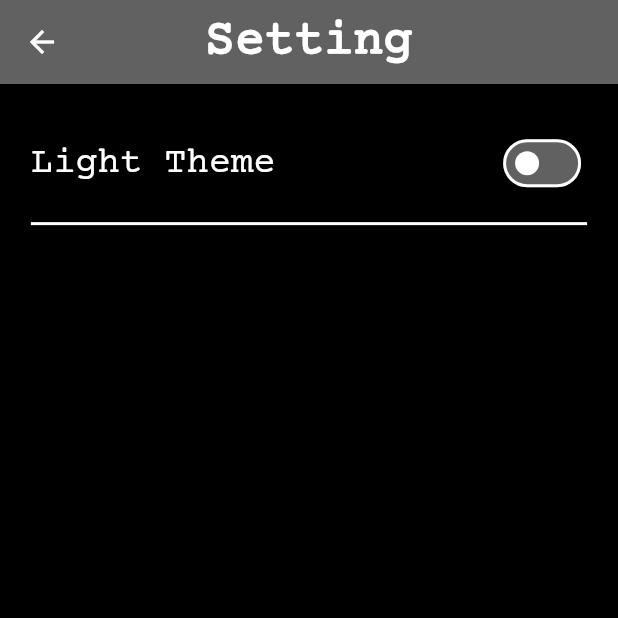
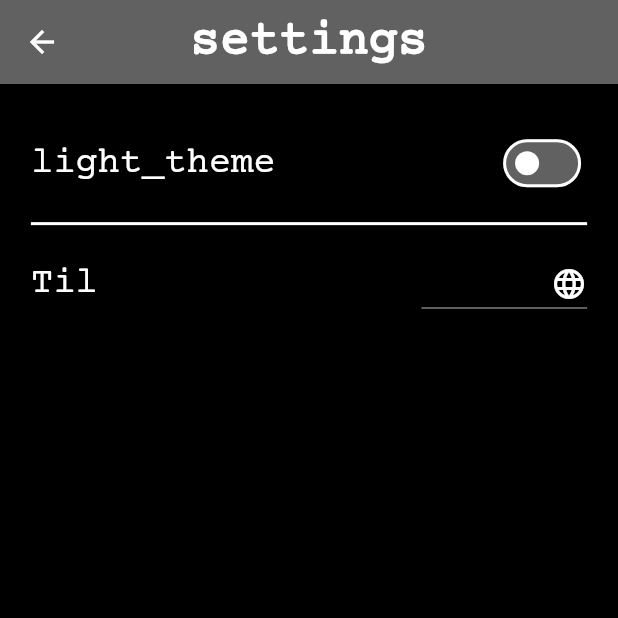
Before and after one commit to alisheraxmedov/Notes, a Flutter app: the screen it shows after launch, after a tap on the "settings" icon, on a phone screen of 412 x 824 dp, the top half of it. Run offline on Flutter 3.47's test engine with Material 3 defaults, Android fonts, the phone set to English and light mode, and no system bars; our stand-ins replace easy_localization, flutter_local_notifications, get, get_storage, lottie, timezone.

Commit message:
perf(theme): optimize theme switching using Get.changeThemeMode

```diff
--- a/lib/features/settings/controller/settings_controller.dart
+++ b/lib/features/settings/controller/settings_controller.dart
@@ -1,3 +1,4 @@
+import 'package:flutter/material.dart';
 import 'package:get/get.dart';
 import 'package:get_storage/get_storage.dart';
 
@@ -14,5 +15,11 @@ class SettingsController extends GetxController {
   void changeTheme(bool value) {
     isLight.value = value;
     _box.write('isLight', isLight.value);
+
+    // Use GetX native theme switching for better performance
+    Get.changeThemeMode(value ? ThemeMode.light : ThemeMode.dark);
+
+    // Also force update UI to ensure colors apply instantly
+    Get.forceAppUpdate();
   }
 }
--- a/lib/features/settings/view/settings_view.dart
+++ b/lib/features/settings/view/settings_view.dart
@@ -1,5 +1,6 @@
+import 'package:easy_localization/easy_localization.dart';
 import 'package:flutter/material.dart';
-import 'package:get/get.dart';
+import 'package:get/get.dart' hide Trans;
 import 'package:notes/core/widgets/text.dart';
 import 'package:notes/features/settings/controller/settings_controller.dart';
 
@@ -21,8 +22,7 @@ class _SettingScreenState extends State<SettingScreen> {
       appBar: AppBar(
         title: TextWidget(
           width: width,
-          text: "Setting",
-          // text: LocaleKeys.setting.tr(),
+          text: "settings".tr(),
           fontSize: width * 0.08,
           fontWeight: FontWeight.bold,
           textColor: Theme.of(context).colorScheme.onPrimary,
@@ -45,7 +45,7 @@ class _SettingScreenState extends State<SettingScreen> {
                   children: [
                     TextWidget(
                       width: width,
-                      text: "Light Theme",
+                      text: "light_theme".tr(),
                       fontSize: width * 0.06,
                       textColor: Theme.of(context).colorScheme.secondary,
                     ),
@@ -55,7 +55,8 @@ class _SettingScreenState extends State<SettingScreen> {
                         onChanged: (bool value) {
                           settingsController.changeTheme(value);
                         },
-                        activeThumbColor: Theme.of(context).colorScheme.secondary,
+                        activeThumbColor:
+                            Theme.of(context).colorScheme.secondary,
                       ),
                     ),
                   ],
@@ -64,72 +65,50 @@ class _SettingScreenState extends State<SettingScreen> {
               const Divider(
                 thickness: 2,
               ),
-              // // Language Selection
-              // Padding(
-              //   padding: EdgeInsets.symmetric(vertical: width * 0.02),
-              //   child: Row(
-              //     mainAxisAlignment: MainAxisAlignment.spaceBetween,
-              //     children: [
-              //       TextWidget(
-              //         width: width,
-              //         text: "Language",
-              //         fontSize: width * 0.06,
-              //         textColor: Theme.of(context).colorScheme.secondary,
-              //       ),
-              //       DropdownButton<String>(
-              //         dropdownColor: Theme.of(context).colorScheme.secondary,
-              //         elevation: 0,
-              //         icon: Icon(
-              //           Icons.language,
-              //           color: Theme.of(context).colorScheme.secondary,
-              //         ),
-              //         items: <String>['English', 'Uzbek', 'Russian']
-              //             .map((String value) {
-              //           return DropdownMenuItem<String>(
-              //             value: value,
-              //             child: TextWidget(
-              //               width: width,
-              //               text: value,
-              //               fontSize: width * 0.05,
-              //             ),
-              //           );
-              //         }).toList(),
-              //         onChanged: (String? newValue) {
-              //           // themeController.changeLanguage(newValue!);
-              //         },
-              //       ),
-              //     ],
-              //   ),
-              // ),
-              // const Divider(
-              //   thickness: 2,
-              // ),
-              // Padding(
-              //   padding: EdgeInsets.symmetric(vertical: width * 0.02),
-              //   child: Row(
-              //     mainAxisAlignment: MainAxisAlignment.spaceBetween,
-              //     children: [
-              //       TextWidget(
-              //         width: width,
-              //         text: "Enable Notifications",
-              //         fontSize: width * 0.06,
-              //         textColor: Theme.of(context).colorScheme.secondary,
-              //       ),
-              // Obx(
-              //   () => Switch(
-              //     // value: themeController.notificationsEnabled.value,
-              //     value: true,
-              //     onChanged: (bool value) {
-              //       // themeController.toggleNotifications(value);
-              //     },
-              //   ),
-              // ),
-              //     ],
-              //   ),
-              // ),
-              // const Divider(
-              //   thickness: 2,
-              // ),
+              // Language Selection
+              Padding(
+                padding: EdgeInsets.symmetric(vertical: width * 0.02),
+                child: Row(
+                  mainAxisAlignment: MainAxisAlignment.spaceBetween,
+                  children: [
+                    TextWidget(
+                      width: width,
+                      text: "language".tr(),
+                      fontSize: width * 0.06,
+                      textColor: Theme.of(context).colorScheme.secondary,
+                    ),
+                    DropdownButton<Locale>(
+                      dropdownColor: Theme.of(context).colorScheme.secondary,
+                      elevation: 0,
+                      value: context.locale,
+                      icon: Icon(
+                        Icons.language,
+                        color: Theme.of(context).colorScheme.secondary,
+                      ),
+                      items: context.supportedLocales.map((Locale locale) {
+                        String name = "";
+                        if (locale.languageCode == 'en') name = "English";
+                        if (locale.languageCode == 'ru') name = "Русский";
+                        if (locale.languageCode == 'uz') name = "O'zbek";
+                        return DropdownMenuItem<Locale>(
+                          value: locale,
+                          child: TextWidget(
+                            width: width,
+                            text: name,
+                            fontSize: width * 0.05,
+                          ),
+                        );
+                      }).toList(),
+                      onChanged: (Locale? newLocale) {
+                        if (newLocale != null) {
+                          context.setLocale(newLocale);
+                          Get.updateLocale(newLocale);
+                        }
+                      },
+                    ),
+                  ],
+                ),
+              ),
             ],
           ),
         ),
--- a/lib/main.dart
+++ b/lib/main.dart
@@ -1,3 +1,4 @@
+import 'package:easy_localization/easy_localization.dart';
 import 'package:flutter/material.dart';
 import 'package:get/get.dart';
 import 'package:get_storage/get_storage.dart';
@@ -13,25 +14,25 @@ void main() async {
   tz.initializeTimeZones();
   await GetStorage.init();
   await NotificationService.init();
-  // await EasyLocalization.ensureInitialized();
+  await EasyLocalization.ensureInitialized();
 
   Get.put(SettingsController());
   Get.put(NoteController());
 
   runApp(
-    // EasyLocalization(
-    //   supportedLocales: const [
-    //     Locale('en', "US"),
-    //     Locale('ru', "RU"),
-    //     Locale('uz', "UZ"),
-    //   ],
-    //   assetLoader: const CodegenLoader(),
-    //   path: 'assets/translations/',
-    //   startLocale: const Locale('uz', "UZ"),
-    //   // saveLocale: true,
-    //   child: const MyApp(),
-    // ),
-    const MyApp(),
+    EasyLocalization(
+      supportedLocales: const [
+        Locale('en'),
+        Locale('ru'),
+        Locale('uz'),
+      ],
+      // assetLoader: const CodegenLoader(),
+      path: 'assets/translations',
+      startLocale: const Locale('uz'),
+      saveLocale: true,
+      child: const MyApp(),
+    ),
+    // const MyApp(),
   );
 }
 
@@ -41,19 +42,25 @@ class MyApp extends StatelessWidget {
   @override
   Widget build(BuildContext context) {
     final SettingsController settingsController = Get.find();
+
+    // Ensure initial theme mode is set correctly
     return Obx(
-      () {
-        return GetMaterialApp(
-          // localizationsDelegates: context.localizationDelegates,
-          // supportedLocales: context.supportedLocales,
-          // locale: context.locale,
-          debugShowCheckedModeBanner: false,
-          theme: settingsController.isLight.value
-              ? MyAppTheme.lightTheme
-              : MyAppTheme.darkTheme,
-          home: const SplashScreen(),
-        );
-      },
+      () => GetMaterialApp(
+        localizationsDelegates: context.localizationDelegates,
+        supportedLocales: context.supportedLocales,
+        locale: context.locale,
+        debugShowCheckedModeBanner: false,
+
+        // Define both themes
+        theme: MyAppTheme.lightTheme,
+        darkTheme: MyAppTheme.darkTheme,
+
+        // Use themeMode to switch
+        themeMode:
+            settingsController.isLight.value ? ThemeMode.light : ThemeMode.dark,
+
+        home: const SplashScreen(),
+      ),
     );
   }
 }
```
